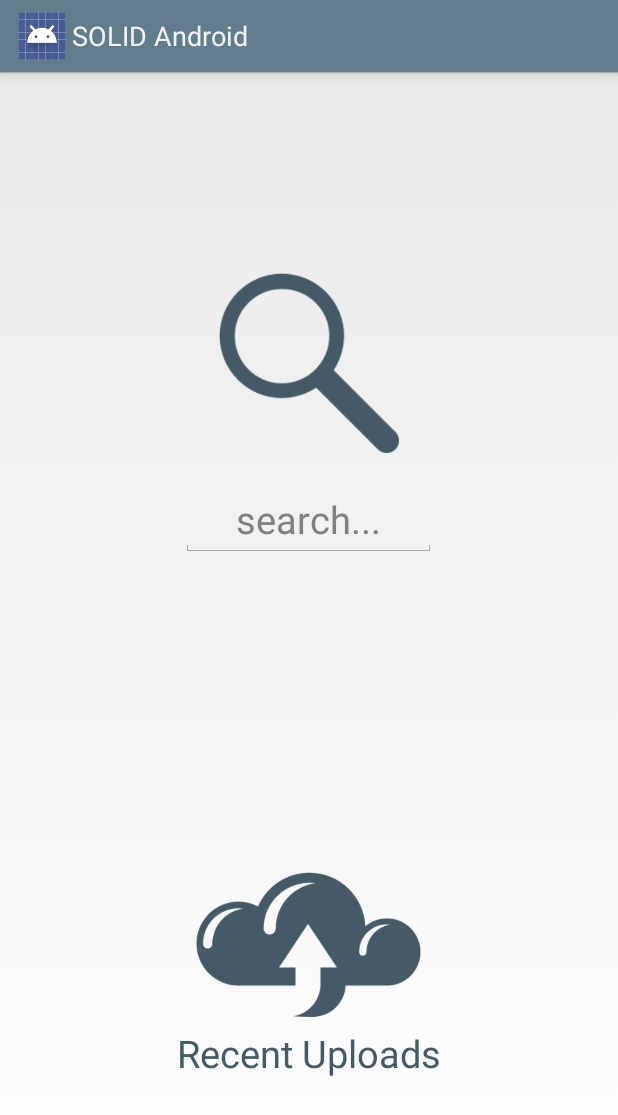
After one commit to blad/solid-android, an Android app: the layout activity_selection.xml on its own in the app's theme, with its tools: preview values and no code run, on a phone screen of 412 x 824 dp. The commit adds this screen. Shown: the top 1115 px of the screen. Run offline under Robolectric (Android 15) with nearby library versions, the phone set to English and light mode, and no system bars.

Commit message:
Add Layout and Drawable for Selection Screen

```diff
--- /dev/null
+++ b/app/src/main/res/layout/activity_selection.xml
@@ -0,0 +1,64 @@
+<ScrollView xmlns:android="http://schemas.android.com/apk/res/android"
+            xmlns:tools="http://schemas.android.com/tools"
+            android:layout_width="match_parent"
+            android:layout_height="match_parent"
+            android:fillViewport="true"
+            android:orientation="vertical">
+
+    <LinearLayout
+        android:layout_width="match_parent"
+        android:layout_height="match_parent"
+        android:orientation="vertical">
+
+
+        <RelativeLayout
+            android:layout_width="match_parent"
+            android:layout_height="0dp"
+            android:layout_weight="1">
+
+            <ImageView
+                android:id="@+id/search"
+                android:layout_width="120dp"
+                android:layout_height="120dp"
+                android:layout_centerInParent="true"
+                android:src="@drawable/solid_search"
+                android:tint="@color/primary_dark"/>
+
+            <EditText
+                android:layout_width="170dp"
+                android:layout_height="wrap_content"
+                android:layout_below="@id/search"
+                android:layout_centerHorizontal="true"
+                android:layout_marginTop="20dp"
+                android:gravity="center"
+                android:hint="search..."
+                android:textSize="25sp"/>
+        </RelativeLayout>
+
+        <RelativeLayout
+            android:layout_width="match_parent"
+            android:layout_height="0dp"
+            android:layout_weight="1">
+
+            <ImageView
+                android:id="@+id/recent"
+                android:layout_width="150dp"
+                android:layout_height="150dp"
+                android:layout_centerInParent="true"
+                android:src="@drawable/solid_upload"
+                android:tint="@color/primary_dark"/>
+
+            <TextView
+                android:layout_width="match_parent"
+                android:layout_height="wrap_content"
+                android:layout_below="@id/recent"
+                android:layout_centerHorizontal="true"
+                android:layout_marginTop="-20dp"
+                android:gravity="center"
+                android:text="Recent Uploads"
+                android:textColor="@color/primary_dark"
+                android:textSize="25sp"/>
+        </RelativeLayout>
+
+    </LinearLayout>
+</ScrollView>
--- a/app/src/main/res/layout/fragment_main_user.xml
+++ b/app/src/main/res/layout/fragment_main_user.xml
@@ -2,19 +2,19 @@
     xmlns:tools="http://schemas.android.com/tools"
     android:layout_width="match_parent"
     android:layout_height="match_parent"
+    android:paddingBottom="@dimen/activity_vertical_margin"
     android:paddingLeft="@dimen/activity_horizontal_margin"
     android:paddingRight="@dimen/activity_horizontal_margin"
     android:paddingTop="@dimen/activity_vertical_margin"
-    android:paddingBottom="@dimen/activity_vertical_margin"
     tools:context=".MainUserActivity$PlaceholderFragment">
 
     <TextView
         android:id="@+id/simpleTextField"
-        android:text="@string/simple_string"
         android:layout_width="wrap_content"
         android:layout_height="wrap_content"
         android:layout_alignParentTop="true"
         android:layout_centerHorizontal="true"
+        android:text="@string/simple_string"
         android:textSize="25sp"/>
 
     <Button
```
Also changed, not shown: app/src/main/res/drawable/solid_search.png (added), app/src/main/res/drawable/solid_upload.png (added).
